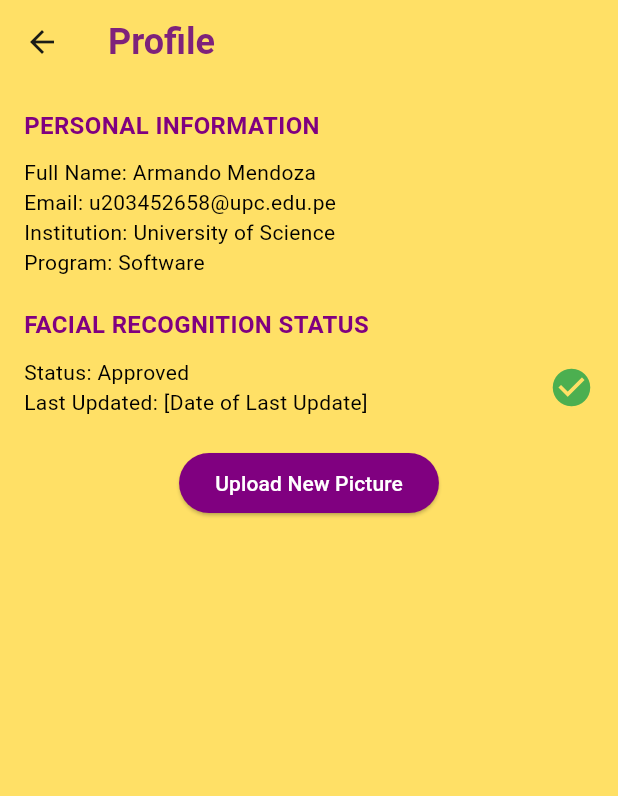
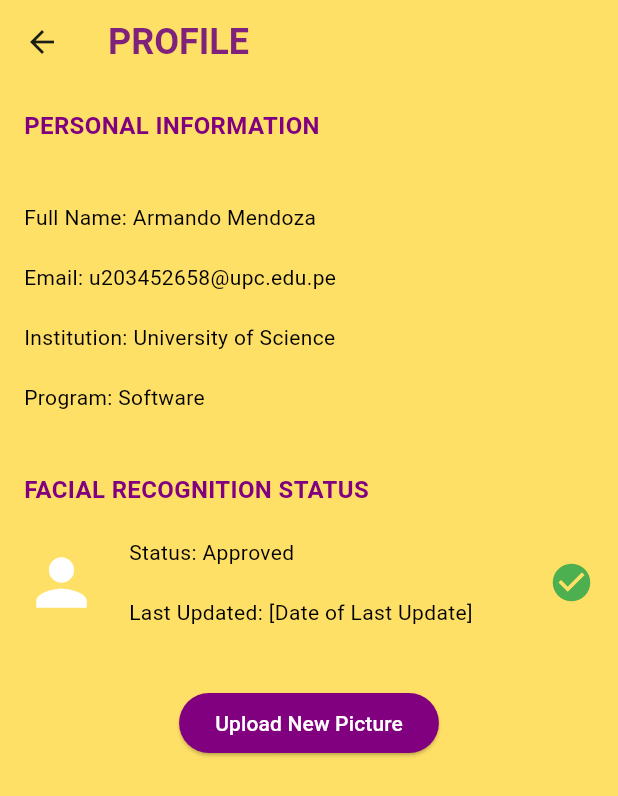
Before and after one commit to BiofaceSchool/bioface_flutter, a Flutter app: the ProfileScreen screen opened directly, on a phone screen of 412 x 824 dp. Shown: the top 796 px of the screen. Run offline on Flutter 3.47's test engine with Material 3 defaults, Android fonts, the phone set to English and light mode, and no system bars; our stand-ins replace shared_preferences; accounts and stored records are empty.

Commit message:
feat: update styles

```diff
--- a/lib/screens/help_screen.dart
+++ b/lib/screens/help_screen.dart
@@ -4,7 +4,7 @@ class HelpScreen extends StatelessWidget {
   @override
   Widget build(BuildContext context) {
     return Scaffold(
-      backgroundColor: Color(0xFFFFD34E), // Color amarillo de fondo
+      backgroundColor: Color(0xFFFFE066),
       body: Padding(
         padding: const EdgeInsets.all(20.0),
         child: Column(
--- a/lib/screens/history_screen.dart
+++ b/lib/screens/history_screen.dart
@@ -9,11 +9,11 @@ class HistoryScreen extends StatelessWidget {
       backgroundColor: const Color(0xFFFFE066),
       appBar: AppBar(
         title: const Text(
-          'History',
+          'HISTORY',
           style: TextStyle(
             fontSize: 24,
             fontWeight: FontWeight.bold,
-            color: Color(0xFF7E227B), // Color morado
+            color: Color(0xFF7E227B),
           ),
         ),
         backgroundColor: const Color(0xFFFFE066),
--- a/lib/screens/profile_screen.dart
+++ b/lib/screens/profile_screen.dart
@@ -9,7 +9,7 @@ class ProfileScreen extends StatelessWidget {
       backgroundColor: const Color(0xFFFFE066),
       appBar: AppBar(
         title: const Text(
-          'Profile',
+          'PROFILE',
           style: TextStyle(
             fontSize: 24,
             fontWeight: FontWeight.bold,
@@ -32,15 +32,15 @@ class ProfileScreen extends StatelessWidget {
                 color: Color(0xFF800080),
               ),
             ),
-            const SizedBox(height: 10),
+            const SizedBox(height: 40),
             const Text(
-              'Full Name: Armando Mendoza\n'
-                  'Email: u203452658@upc.edu.pe\n'
-                  'Institution: University of Science\n'
+              'Full Name: Armando Mendoza\n\n'
+                  'Email: u203452658@upc.edu.pe\n\n'
+                  'Institution: University of Science\n\n'
                   'Program: Software',
               style: TextStyle(fontSize: 14, color: Colors.black),
             ),
-            const SizedBox(height: 20),
+            const SizedBox(height: 40),
             const Text(
               'FACIAL RECOGNITION STATUS',
               style: TextStyle(
@@ -49,14 +49,20 @@ class ProfileScreen extends StatelessWidget {
                 color: Color(0xFF800080),
               ),
             ),
-            const SizedBox(height: 10),
+            const SizedBox(height: 20),
             Row(
               children: [
+                const Icon(
+                  Icons.person,
+                  size: 50,
+                  color: Colors.white,
+                ),
+                const SizedBox(width: 20),
                 Column(
                   crossAxisAlignment: CrossAxisAlignment.start,
                   children: const [
                     Text(
-                      'Status: Approved',
+                      'Status: Approved\n',
                       style: TextStyle(fontSize: 14, color: Colors.black),
                     ),
                     Text(
@@ -73,7 +79,7 @@ class ProfileScreen extends StatelessWidget {
                 ),
               ],
             ),
-            const SizedBox(height: 20),
+            const SizedBox(height: 40),
             Center(
               child: ElevatedButton(
                 onPressed: () {
--- a/lib/screens/register_screen.dart
+++ b/lib/screens/register_screen.dart
@@ -194,7 +194,7 @@ class _RegisterScreenState extends State<RegisterScreen> {
                       child: const Text(
                         'Cancelar',
                         style: TextStyle(
-                          color: Color(0xFF7E227B),
+                          color: Colors.black,
                         ),
                       ),
                     ),
```
Also changed, not shown: lib/screens/initial_screen.dart (+8 -4 lines).
